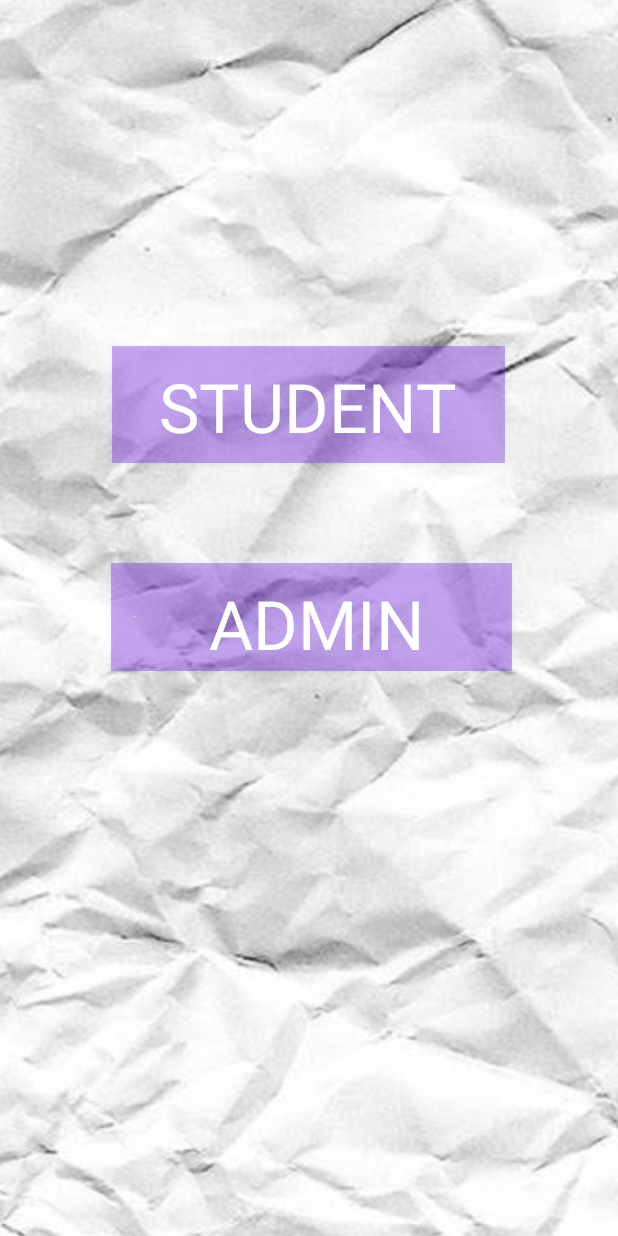
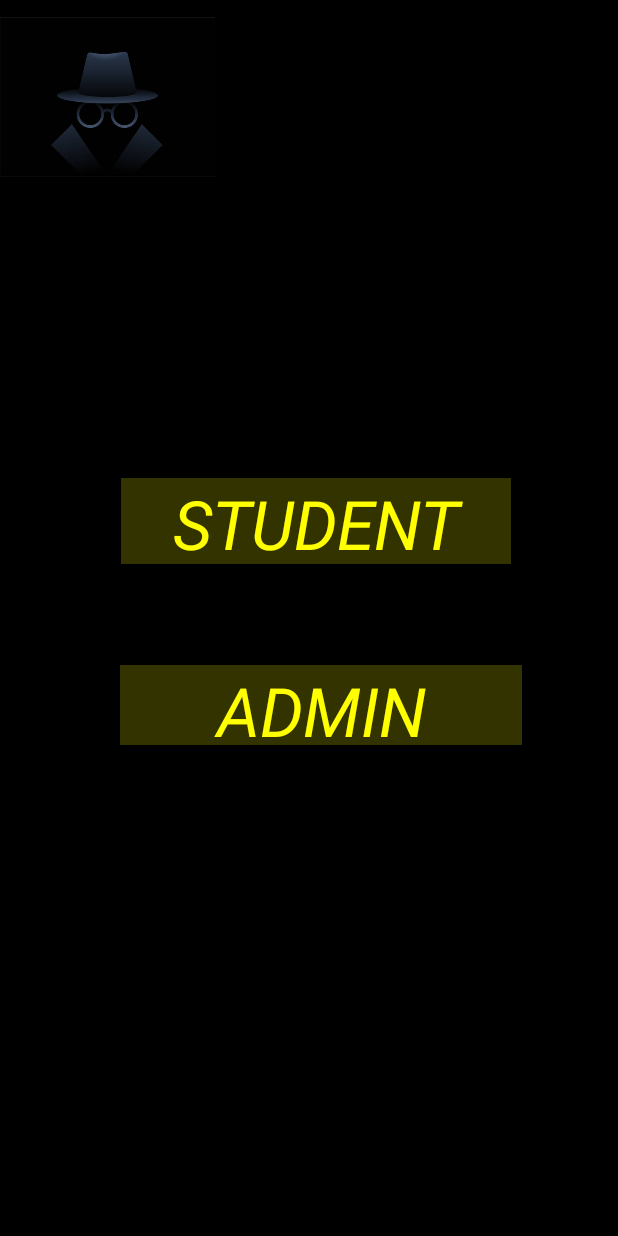
Before and after one commit to sanith41/attendence_full_dev, an Android app: the layout activity_main.xml on its own in the app's theme, with its tools: preview values and no code run, on a phone screen of 412 x 824 dp. Run offline under Robolectric (Android 15) with nearby library versions, the phone set to English and light mode, and no system bars.

Commit message:
updated the UI design

```diff
--- a/app/src/main/res/layout/activity_main.xml
+++ b/app/src/main/res/layout/activity_main.xml
@@ -4,48 +4,57 @@
     xmlns:tools="http://schemas.android.com/tools"
     android:layout_width="match_parent"
     android:layout_height="match_parent"
+    android:background="#000000"
     tools:context=".MainActivity">
 
     <Button
         android:id="@+id/student"
-        android:layout_width="262dp"
-        android:layout_height="78dp"
-        android:background="#50000000"
+        android:layout_width="260dp"
+        android:layout_height="57dp"
+        android:background="@color/blackish"
+
         android:text="STUDENT"
         android:textAppearance="@style/TextAppearance.AppCompat.Display2"
+        android:textColor="@color/yellow"
+        android:textStyle="italic"
         app:layout_constraintBottom_toBottomOf="parent"
         app:layout_constraintEnd_toEndOf="parent"
-        app:layout_constraintHorizontal_bias="0.496"
+        app:layout_constraintHorizontal_bias="0.53"
         app:layout_constraintStart_toStartOf="parent"
         app:layout_constraintTop_toTopOf="parent"
-        app:layout_constraintVertical_bias="0.309" />
+        app:layout_constraintVertical_bias="0.416" />
 
     <Button
         android:id="@+id/admin"
-        android:layout_width="267dp"
-        android:layout_height="72dp"
+        android:layout_width="268dp"
+        android:layout_height="53dp"
         android:layout_weight="1"
-        android:background="#50000000"
+
+
+        android:background="@color/blackish"
         android:text="ADMIN"
         android:textAppearance="@style/TextAppearance.AppCompat.Display2"
-        app:icon="@color/black"
+        android:textColor="@color/yellow"
+        android:textStyle="italic"
+
         app:layout_constraintBottom_toBottomOf="parent"
         app:layout_constraintEnd_toEndOf="parent"
-        app:layout_constraintHorizontal_bias="0.513"
+        app:layout_constraintHorizontal_bias="0.555"
         app:layout_constraintStart_toStartOf="parent"
         app:layout_constraintTop_toTopOf="parent"
-        app:layout_constraintVertical_bias="0.499" />
+        app:layout_constraintVertical_bias="0.575" />
 
     <ImageView
         android:id="@+id/imageView"
-        android:layout_width="605dp"
-        android:layout_height="1007dp"
+        android:layout_width="143dp"
+        android:layout_height="129dp"
         app:layout_constraintBottom_toBottomOf="parent"
         app:layout_constraintEnd_toEndOf="parent"
-        app:layout_constraintHorizontal_bias="0.925"
+        app:layout_constraintHorizontal_bias="0.0"
         app:layout_constraintStart_toStartOf="parent"
         app:layout_constraintTop_toTopOf="parent"
-        app:layout_constraintVertical_bias="0.496"
-        app:srcCompat="@drawable/spoilpaper" />
+        app:layout_constraintVertical_bias="0.0"
+        app:srcCompat="@drawable/signinpage" />
+
 
 </androidx.constraintlayout.widget.ConstraintLayout>
--- a/app/src/main/res/values/colors.xml
+++ b/app/src/main/res/values/colors.xml
@@ -5,6 +5,8 @@
     <color name="purple_700">#FF3700B3</color>
     <color name="teal_200">#FF03DAC5</color>
     <color name="teal_700">#FF018786</color>
-    <color name="black">#FF000000</color>
+    <color name="black">#000000</color>
     <color name="white">#FFFFFFFF</color>
+    <color name="blackish">#333300</color>
+    <color name="yellow">#FFFF00</color>
 </resources>
--- a/app/src/main/res/values/themes.xml
+++ b/app/src/main/res/values/themes.xml
@@ -1,6 +1,6 @@
 <resources xmlns:tools="http://schemas.android.com/tools">
     <!-- Base application theme. -->
-    <style name="Theme.Attendence_full_dev" parent="Theme.MaterialComponents.DayNight.DarkActionBar">
+    <style name="Theme.Attendence_full_dev" parent="Theme.AppCompat.DayNight.NoActionBar">
         <!-- Primary brand color. -->
         <item name="colorPrimary">@color/purple_500</item>
         <item name="colorPrimaryVariant">@color/purple_700</item>
```
Also changed, not shown: app/src/main/res/layout/activity_scanning.xml (+12 -4 lines), app/src/main/res/layout/activity_studentsportal.xml (+31 -4 lines), app/src/main/res/drawable-v24/bg2.jpeg (deleted), app/src/main/res/drawable-v24/download.png (deleted), app/src/main/res/drawable-v24/download6.jpeg (deleted), app/src/main/res/drawable-v24/nmamit.png (deleted), app/src/main/res/drawable-v24/spoilpaper.jpeg (deleted), app/src/main/res/drawable/login.jpg (added), app/src/main/res/drawable/login2.jpg (added), app/src/main/res/drawable/login3.jpg (added), app/src/main/res/drawable/signinpage.jpeg (added).
